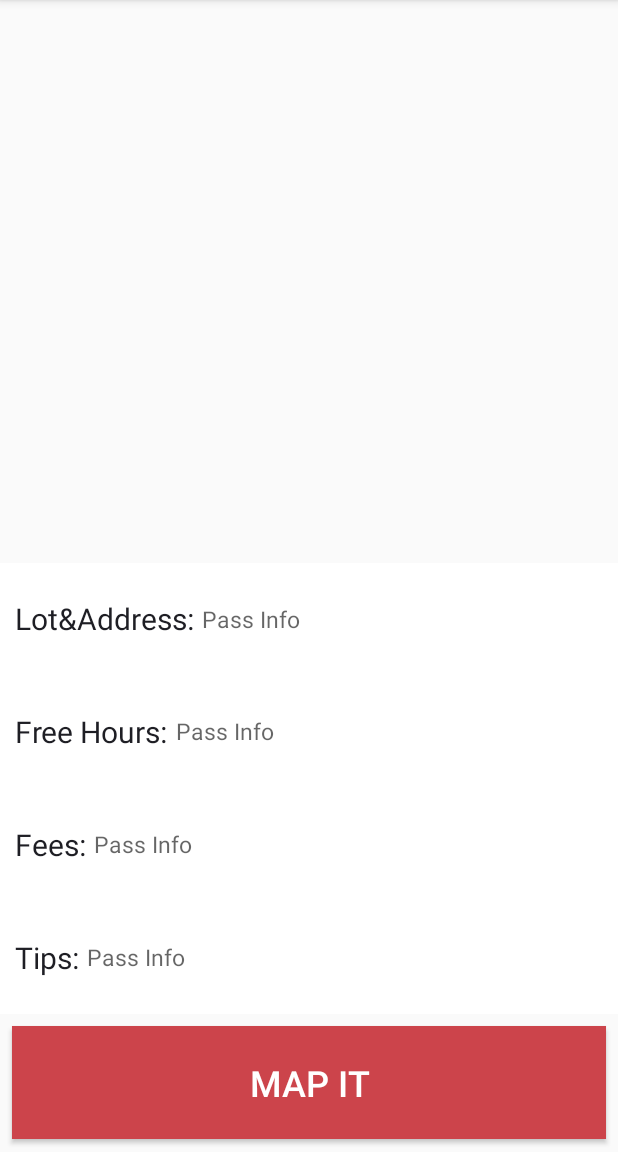
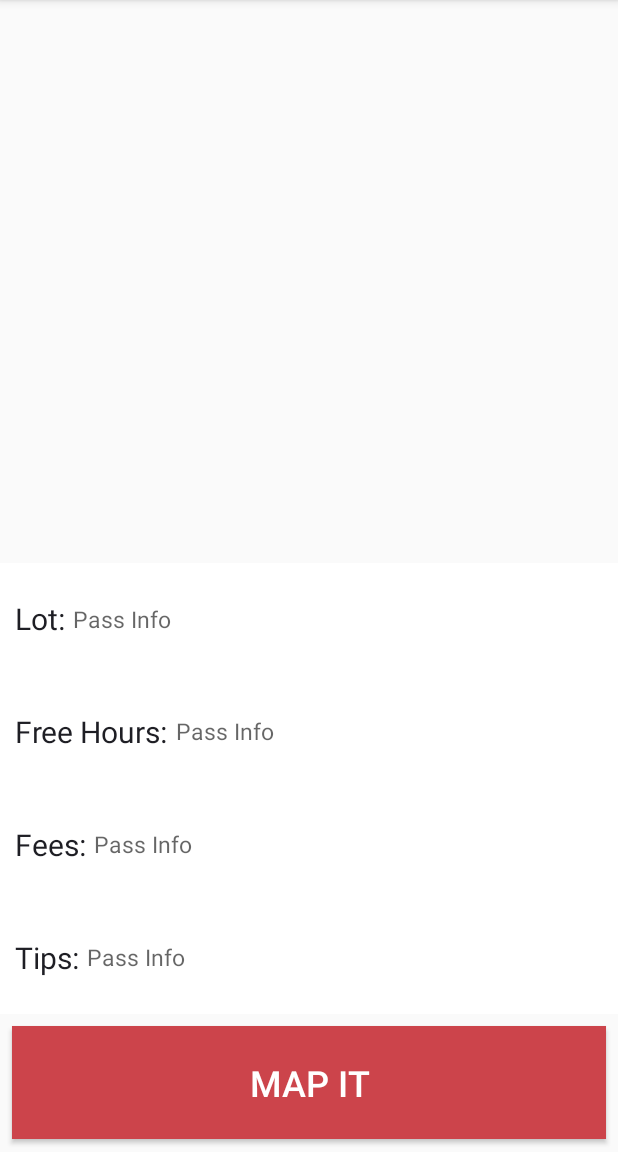
Before and after one commit to suhvanuhlihn/project3-team16, an Android app: the DetailActivity screen opened directly, with no data from a screen before it, on a phone screen of 412 x 824 dp, the part 84-1236 px from its top. Run offline under Robolectric (Android 15) with nearby library versions, the phone set to English and light mode, and no system bars; 9 statements that could not run were skipped.

Commit message:
icon, and tips

```diff
--- a/app/src/main/java/edu/msu/pinkoski/project3_team16/MainActivity.java
+++ b/app/src/main/java/edu/msu/pinkoski/project3_team16/MainActivity.java
@@ -160,7 +160,7 @@ public class MainActivity extends AppCompatActivity {
         ParkingLot lot73 = lots.get(2);
         lot73.SetGPS(42.7224652,-84.4887669);
         lot73.SetName("Lot 73 & 74 Wilson/Holden Halls");
-        lot73.SetConfig("6pm-2am", "permit required any other time", "");
+        lot73.SetConfig("6pm-2am", "permit required any other time", "Go to MLC hours.");
 
         ParkingLot lot79 = lots.get(3);
         lot79.SetGPS(42.7281513,-84.4870413);
@@ -171,7 +171,7 @@ public class MainActivity extends AppCompatActivity {
         ParkingLot lot102 = lots.get(4);
         lot102.SetGPS(42.7211903,-84.4816108);
         lot102.SetName("Lot 102 Behind Com Arts");
-        lot102.SetConfig("6pm-2am and weekends","$0.90/half-hour"," ");
+        lot102.SetConfig("6pm-2am and weekends","$0.90/half-hour","Covered Parking Garage");
 
     }
 
--- a/app/src/main/res/values/strings.xml
+++ b/app/src/main/res/values/strings.xml
@@ -25,6 +25,6 @@
     <string name="lot_fees">Fees:</string>
     <string name="fifthOption">Fifth Option</string>
     <string name="tips">Tips:</string>
-    <string name="lot_and_address"><![CDATA[Lot&Address:]]></string>
+    <string name="lot_and_address"><![CDATA[Lot:]]></string>
     <string name="pass_info">Pass Info</string>
 </resources>
```
Also changed, not shown: app/src/main/res/mipmap-hdpi/ic_launcher.png, app/src/main/res/mipmap-hdpi/ic_launcher_round.png, app/src/main/res/mipmap-mdpi/ic_launcher.png, app/src/main/res/mipmap-mdpi/ic_launcher_round.png, app/src/main/res/mipmap-xhdpi/ic_launcher.png, app/src/main/res/mipmap-xhdpi/ic_launcher_round.png.
